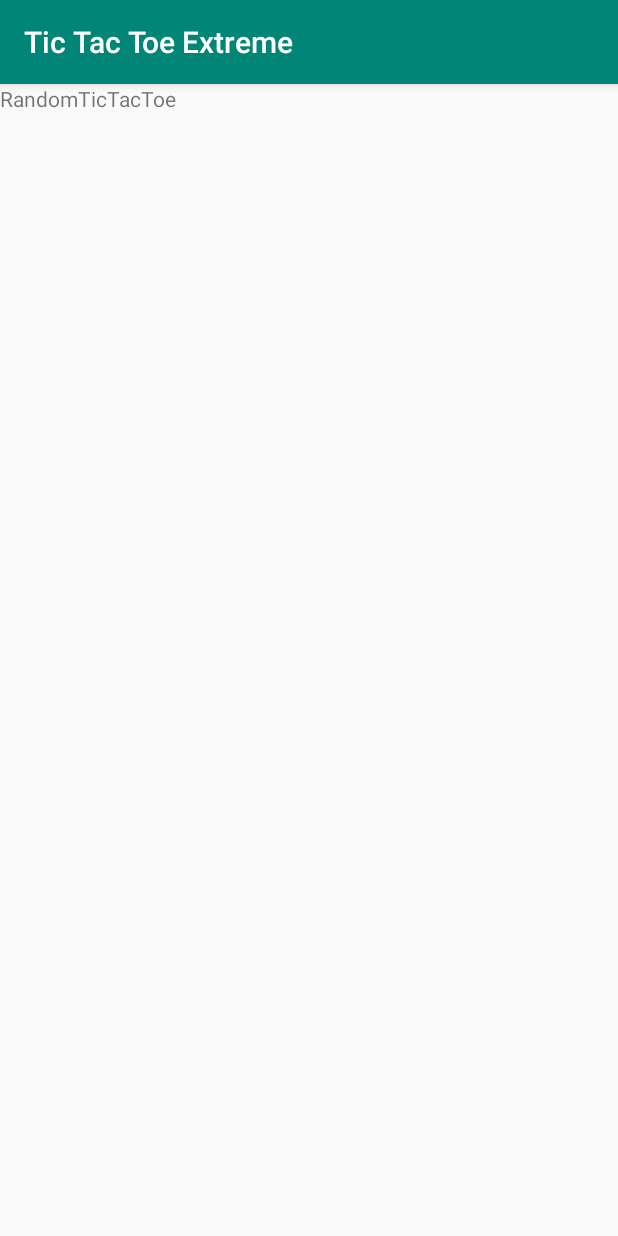
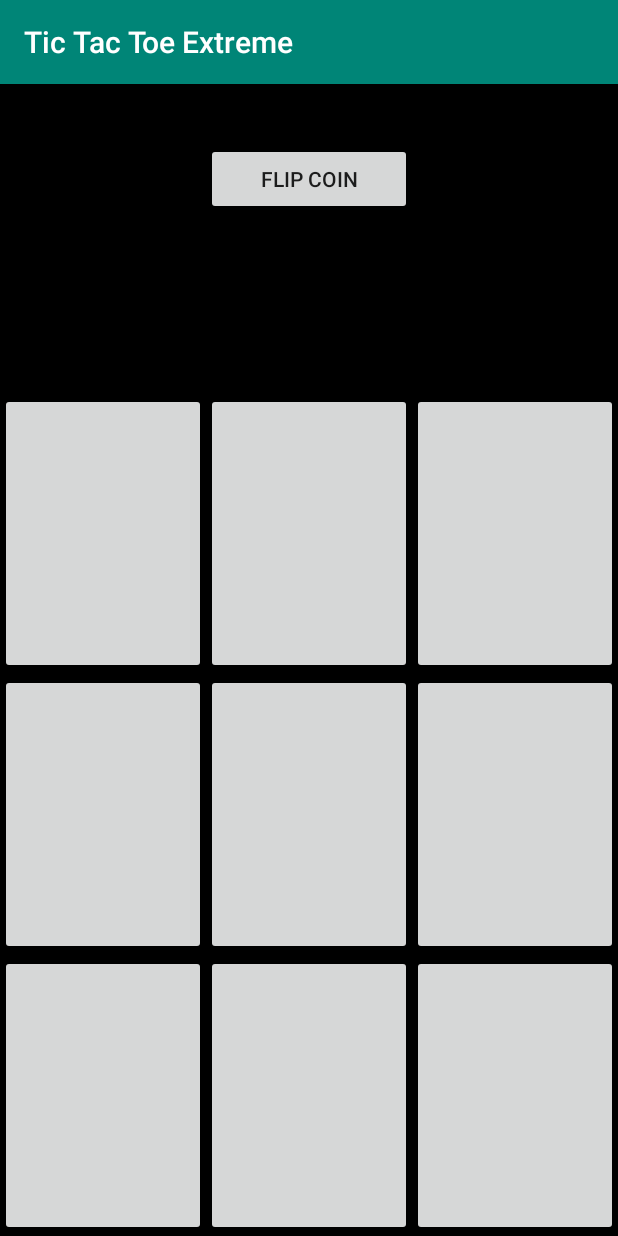
Before and after one commit to egregory3/CSCI402Assign1, an Android app: the PlayRandomTicTacToe screen opened directly, with no data from a screen before it, on a phone screen of 412 x 824 dp. Run offline under Robolectric (Android 15) with nearby library versions, the phone set to English and light mode, and no system bars.

Commit message:
Started layout for Random Tic Tac Toe for activity_play_random.xml - Added playing board for Random Tic Tac Toe - Added Buttons for game board, added button for coin flip,   added rules textview, and players turn textview

```diff
--- a/app/src/main/res/layout/activity_play_random.xml
+++ b/app/src/main/res/layout/activity_play_random.xml
@@ -1,12 +1,137 @@
 <?xml version="1.0" encoding="utf-8"?>
-<LinearLayout xmlns:android="http://schemas.android.com/apk/res/android"
-    android:orientation="vertical"
+<androidx.constraintlayout.widget.ConstraintLayout xmlns:android="http://schemas.android.com/apk/res/android"
+    xmlns:app="http://schemas.android.com/apk/res-auto"
+    android:id="@+id/ConstraintLayout"
     android:layout_width="match_parent"
     android:layout_height="match_parent">
 
-    <TextView
-        android:id="@+id/textView"
-        android:layout_width="match_parent"
-        android:layout_height="wrap_content"
-        android:text="RandomTicTacToe" />
-</LinearLayout>
+    <LinearLayout
+        android:layout_width="0dp"
+        android:layout_height="0dp"
+        android:background="@android:color/black"
+        android:orientation="vertical"
+        app:layout_constraintBottom_toBottomOf="parent"
+        app:layout_constraintEnd_toEndOf="parent"
+        app:layout_constraintStart_toStartOf="parent"
+        app:layout_constraintTop_toTopOf="parent">
+
+        <TextView
+            android:id="@+id/playerTextView"
+            android:layout_width="match_parent"
+            android:layout_height="wrap_content"
+            android:text="Rules" />
+
+        <LinearLayout
+            android:layout_width="match_parent"
+            android:layout_height="0dp"
+            android:layout_weight="1"
+            android:textSize="30sp">
+
+            <TextView
+                android:id="@+id/textView4"
+                android:layout_width="0dp"
+                android:layout_height="wrap_content"
+                android:layout_weight="1"
+                android:text="PlayersTurn" />
+
+            <Button
+                android:id="@+id/button11"
+                android:layout_width="0dp"
+                android:layout_height="wrap_content"
+                android:layout_marginVertical="20dp"
+                android:layout_weight="1"
+                android:text="Flip Coin" />
+
+            <TextView
+                android:id="@+id/textView6"
+                android:layout_width="0dp"
+                android:layout_height="wrap_content"
+                android:layout_weight="1"
+                android:text="TextView" />
+        </LinearLayout>
+
+        <LinearLayout
+            android:layout_width="match_parent"
+            android:layout_height="0dp"
+            android:layout_weight="1"
+            android:textSize="30sp">
+
+            <Button
+                android:id="@+id/button1"
+                android:layout_width="0dp"
+                android:layout_height="match_parent"
+                android:layout_weight="1"
+                android:textSize="30sp" />
+
+            <Button
+                android:id="@+id/button2"
+                android:layout_width="0dp"
+                android:layout_height="match_parent"
+                android:layout_weight="1"
+                android:textSize="30sp" />
+
+            <Button
+                android:id="@+id/button3"
+                android:layout_width="0dp"
+                android:layout_height="match_parent"
+                android:layout_weight="1"
+                android:textSize="30sp" />
+        </LinearLayout>
+
+        <LinearLayout
+            android:layout_width="match_parent"
+            android:layout_height="0dp"
+            android:textSize="30sp"
+            android:layout_weight="1">
+
+            <Button
+                android:id="@+id/button4"
+                android:layout_width="0dp"
+                android:layout_height="match_parent"
+                android:layout_weight="1"
+                android:textSize="30sp" />
+
+            <Button
+                android:id="@+id/button5"
+                android:layout_width="0dp"
+                android:layout_height="match_parent"
+                android:layout_weight="1"
+                android:textSize="30sp" />
+
+            <Button
+                android:id="@+id/button6"
+                android:layout_width="0dp"
+                android:layout_height="match_parent"
+                android:layout_weight="1"
+                android:textSize="30sp" />
+        </LinearLayout>
+
+        <LinearLayout
+            android:layout_width="match_parent"
+            android:layout_height="0dp"
+            android:textSize="30sp"
+            android:layout_weight="1">
+
+            <Button
+                android:id="@+id/button7"
+                android:layout_width="0dp"
+                android:layout_height="match_parent"
+                android:layout_weight="1"
+                android:textSize="30sp" />
+
+            <Button
+                android:id="@+id/button8"
+                android:layout_width="0dp"
+                android:layout_height="match_parent"
+                android:layout_weight="1"
+                android:textSize="30sp" />
+
+            <Button
+                android:id="@+id/button9"
+                android:layout_width="0dp"
+                android:layout_height="match_parent"
+                android:layout_weight="1"
+                android:textSize="30sp" />
+        </LinearLayout>
+    </LinearLayout>
+</androidx.constraintlayout.widget.ConstraintLayout>
```
